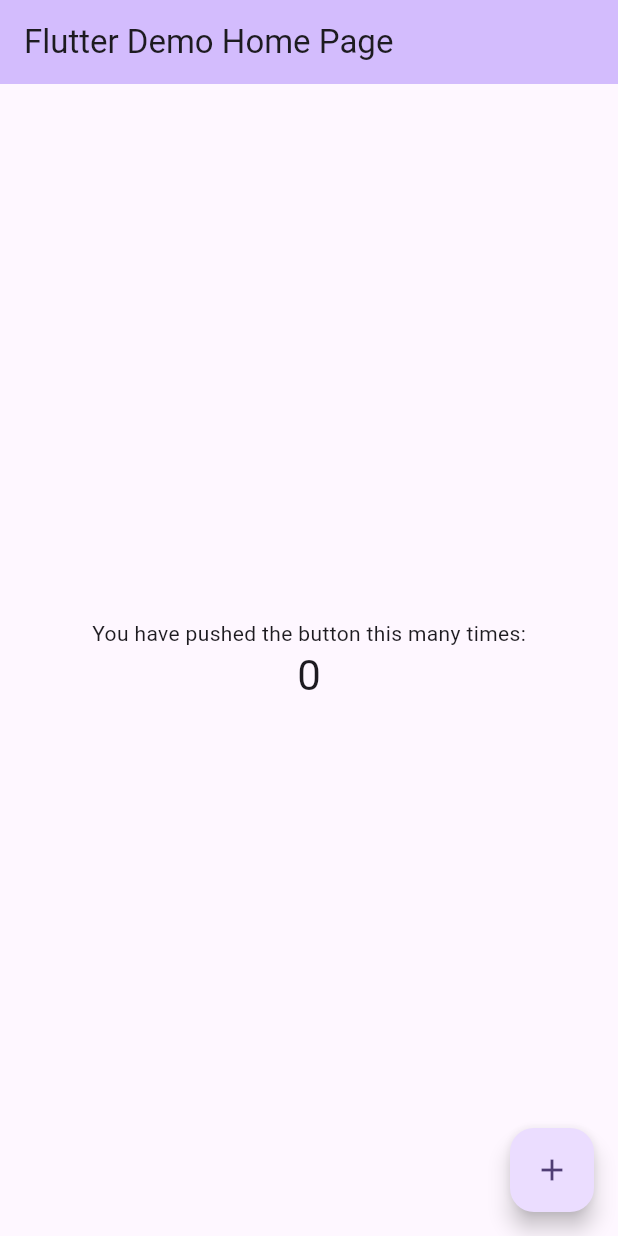
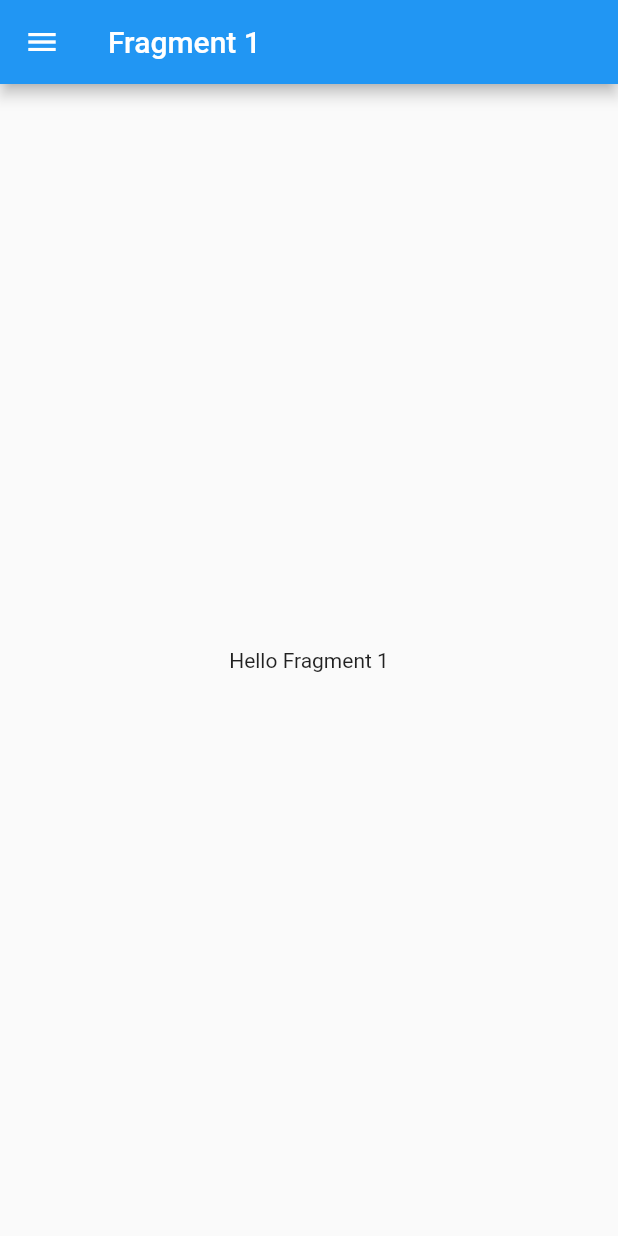
Before and after one commit to lyrickhare/timestampflutter, a Flutter app: the screen it shows after launch, on a phone screen of 412 x 824 dp. Run offline on Flutter 3.47's test engine with Material 2 defaults, Android fonts, the light colour scheme and no system bars.

Commit message:
3fragment navigator app

```diff
--- /dev/null
+++ b/lib/fragments/first_fragment.dart
@@ -0,0 +1,14 @@
+import 'package:flutter/material.dart';
+
+class FirstFragment extends StatelessWidget {
+  const FirstFragment({super.key});
+
+  @override
+  Widget build(BuildContext context) {
+    // TODO: implement build
+    return const Center(
+      child: Text("Hello Fragment 1"),
+    );
+  }
+
+}
--- /dev/null
+++ b/lib/fragments/second_fragment.dart
@@ -0,0 +1,14 @@
+import 'package:flutter/material.dart';
+
+class SecondFragment extends StatelessWidget {
+  const SecondFragment({super.key});
+
+  @override
+  Widget build(BuildContext context) {
+    // TODO: implement build
+    return const Center(
+      child: Text("Hello Fragment 1"),
+    );
+  }
+
+}
--- /dev/null
+++ b/lib/fragments/third_fragment.dart
@@ -0,0 +1,14 @@
+import 'package:flutter/material.dart';
+
+class ThirdFragment extends StatelessWidget {
+  const ThirdFragment({super.key});
+
+  @override
+  Widget build(BuildContext context) {
+    // TODO: implement build
+    return const Center(
+      child: Text("Hello Fragment 1"),
+    );
+  }
+
+}
--- a/lib/main.dart
+++ b/lib/main.dart
@@ -1,8 +1,7 @@
+import 'package:timestampflutter/pages/home_page.dart';
 import 'package:flutter/material.dart';
 
-void main() {
-  runApp(const MyApp());
-}
+void main() => runApp(const MyApp());
 
 class MyApp extends StatelessWidget {
   const MyApp({super.key});
@@ -11,115 +10,11 @@ class MyApp extends StatelessWidget {
   @override
   Widget build(BuildContext context) {
     return MaterialApp(
-      title: 'Flutter Demo',
+      title: 'NavigationDrawer Demo',
       theme: ThemeData(
-        // This is the theme of your application.
-        //
-        // TRY THIS: Try running your application with "flutter run". You'll see
-        // the application has a blue toolbar. Then, without quitting the app,
-        // try changing the seedColor in the colorScheme below to Colors.green
-        // and then invoke "hot reload" (save your changes or press the "hot
-        // reload" button in a Flutter-supported IDE, or press "r" if you used
-        // the command line to start the app).
-        //
-        // Notice that the counter didn't reset back to zero; the application
-        // state is not lost during the reload. To reset the state, use hot
-        // restart instead.
-        //
-        // This works for code too, not just values: Most code changes can be
-        // tested with just a hot reload.
-        colorScheme: ColorScheme.fromSeed(seedColor: Colors.deepPurple),
-        useMaterial3: true,
+        primarySwatch: Colors.blue,
       ),
-      home: const MyHomePage(title: 'Flutter Demo Home Page'),
+      home: HomePage(),
     );
   }
 }
-
-class MyHomePage extends StatefulWidget {
-  const MyHomePage({super.key, required this.title});
-
-  // This widget is the home page of your application. It is stateful, meaning
-  // that it has a State object (defined below) that contains fields that affect
-  // how it looks.
-
-  // This class is the configuration for the state. It holds the values (in this
-  // case the title) provided by the parent (in this case the App widget) and
-  // used by the build method of the State. Fields in a Widget subclass are
-  // always marked "final".
-
-  final String title;
-
-  @override
-  State<MyHomePage> createState() => _MyHomePageState();
-}
-
-class _MyHomePageState extends State<MyHomePage> {
-  int _counter = 0;
-
-  void _incrementCounter() {
-    setState(() {
-      // This call to setState tells the Flutter framework that something has
-      // changed in this State, which causes it to rerun the build method below
-      // so that the display can reflect the updated values. If we changed
-      // _counter without calling setState(), then the build method would not be
-      // called again, and so nothing would appear to happen.
-      _counter++;
-    });
-  }
-
-  @override
-  Widget build(BuildContext context) {
-    // This method is rerun every time setState is called, for instance as done
-    // by the _incrementCounter method above.
-    //
-    // The Flutter framework has been optimized to make rerunning build methods
-    // fast, so that you can just rebuild anything that needs updating rather
-    // than having to individually change instances of widgets.
-    return Scaffold(
-      appBar: AppBar(
-        // TRY THIS: Try changing the color here to a specific color (to
-        // Colors.amber, perhaps?) and trigger a hot reload to see the AppBar
-        // change color while the other colors stay the same.
-        backgroundColor: Theme.of(context).colorScheme.inversePrimary,
-        // Here we take the value from the MyHomePage object that was created by
-        // the App.build method, and use it to set our appbar title.
-        title: Text(widget.title),
-      ),
-      body: Center(
-        // Center is a layout widget. It takes a single child and positions it
-        // in the middle of the parent.
-        child: Column(
-          // Column is also a layout widget. It takes a list of children and
-          // arranges them vertically. By default, it sizes itself to fit its
-          // children horizontally, and tries to be as tall as its parent.
-          //
-          // Column has various properties to control how it sizes itself and
-          // how it positions its children. Here we use mainAxisAlignment to
-          // center the children vertically; the main axis here is the vertical
-          // axis because Columns are vertical (the cross axis would be
-          // horizontal).
-          //
-          // TRY THIS: Invoke "debug painting" (choose the "Toggle Debug Paint"
-          // action in the IDE, or press "p" in the console), to see the
-          // wireframe for each widget.
-          mainAxisAlignment: MainAxisAlignment.center,
-          children: <Widget>[
-            const Text(
-              'You have pushed the button this many times:',
-            ),
-            Text(
-              '$_counter',
-              style: Theme.of(context).textTheme.headlineMedium,
-            ),
-          ],
-        ),
-      ),
-      floatingActionButton: FloatingActionButton(
-        onPressed: _incrementCounter,
-        tooltip: 'Increment',
-        child: const Icon(Icons.add),
-      ), // This trailing comma makes auto-formatting nicer for build methods.
-    );
-  }
-}
--- /dev/null
+++ b/lib/pages/home_page.dart
@@ -0,0 +1,82 @@
+import 'package:timestampflutter/fragments/first_fragment.dart';
+import 'package:timestampflutter/fragments/second_fragment.dart';
+import 'package:timestampflutter/fragments/third_fragment.dart';
+import 'package:flutter/material.dart';
+
+class DrawerItem {
+  String title;
+  IconData icon;
+  DrawerItem(this.title, this.icon);
+}
+
+class HomePage extends StatefulWidget {
+  final drawerItems = [
+    DrawerItem("Fragment 1", Icons.rss_feed),
+    DrawerItem("Fragment 2", Icons.local_pizza),
+    DrawerItem("Fragment 3", Icons.info)
+  ];
+
+  HomePage({super.key});
+
+  @override
+  State<StatefulWidget> createState() {
+    return HomePageState();
+  }
+}
+
+class HomePageState extends State<HomePage> {
+  int _selectedDrawerIndex = 0;
+
+  _getDrawerItemWidget(int pos) {
+    switch (pos) {
+      case 0:
+        return const FirstFragment();
+      case 1:
+        return const SecondFragment();
+      case 2:
+        return const ThirdFragment();
+
+      default:
+        return const Text("Error");
+    }
+  }
+
+  _onSelectItem(int index) {
+    setState(() => _selectedDrawerIndex = index);
+    Navigator.of(context).pop(); // close the drawer
+  }
+
+  @override
+  Widget build(BuildContext context) {
+    var drawerOptions = <Widget>[];
+    for (var i = 0; i < widget.drawerItems.length; i++) {
+      var d = widget.drawerItems[i];
+      drawerOptions.add(
+          ListTile(
+            leading: Icon(d.icon),
+            title: Text(d.title),
+            selected: i == _selectedDrawerIndex,
+            onTap: () => _onSelectItem(i),
+          )
+      );
+    }
+
+    return Scaffold(
+      appBar: AppBar(
+        // here we display the title corresponding to the fragment
+        // you can instead choose to have a static title
+        title: Text(widget.drawerItems[_selectedDrawerIndex].title),
+      ),
+      drawer: Drawer(
+        child: Column(
+          children: <Widget>[
+            const UserAccountsDrawerHeader(
+                accountName: Text("John Doe"), accountEmail: null),
+            Column(children: drawerOptions)
+          ],
+        ),
+      ),
+      body: _getDrawerItemWidget(_selectedDrawerIndex),
+    );
+  }
+}
```
